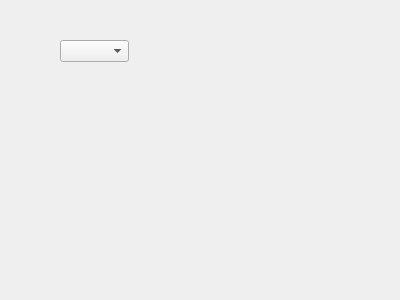
First picture: the form in f_lot.ui, repository expansia/PEAO, before the edit.
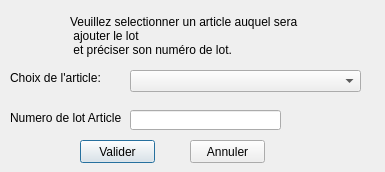
Second picture: the form after the edit.

```diff
--- a/f_lot.ui
+++ b/f_lot.ui
@@ -6,23 +6,112 @@
    <rect>
     <x>0</x>
     <y>0</y>
-    <width>400</width>
-    <height>300</height>
+    <width>385</width>
+    <height>172</height>
    </rect>
   </property>
+  <property name="minimumSize">
+   <size>
+    <width>385</width>
+    <height>172</height>
+   </size>
+  </property>
+  <property name="maximumSize">
+   <size>
+    <width>385</width>
+    <height>172</height>
+   </size>
+  </property>
   <property name="windowTitle">
    <string>Dialog</string>
   </property>
   <widget class="QComboBox" name="cbChoixArticle">
    <property name="geometry">
     <rect>
-     <x>60</x>
-     <y>40</y>
-     <width>69</width>
+     <x>130</x>
+     <y>70</y>
+     <width>231</width>
      <height>22</height>
     </rect>
    </property>
   </widget>
+  <widget class="QLabel" name="label">
+   <property name="geometry">
+    <rect>
+     <x>10</x>
+     <y>70</y>
+     <width>91</width>
+     <height>16</height>
+    </rect>
+   </property>
+   <property name="text">
+    <string>Choix de l'article:</string>
+   </property>
+  </widget>
+  <widget class="QLabel" name="label_2">
+   <property name="geometry">
+    <rect>
+     <x>10</x>
+     <y>110</y>
+     <width>111</width>
+     <height>16</height>
+    </rect>
+   </property>
+   <property name="text">
+    <string>Numero de lot Article:</string>
+   </property>
+  </widget>
+  <widget class="QLineEdit" name="leNumLotArticle">
+   <property name="geometry">
+    <rect>
+     <x>130</x>
+     <y>110</y>
+     <width>151</width>
+     <height>20</height>
+    </rect>
+   </property>
+  </widget>
+  <widget class="QLabel" name="label_3">
+   <property name="geometry">
+    <rect>
+     <x>70</x>
+     <y>10</y>
+     <width>231</width>
+     <height>51</height>
+    </rect>
+   </property>
+   <property name="text">
+    <string>Veuillez selectionner un article auquel sera
+ ajouter le lot
+ et préciser son numéro de lot.</string>
+   </property>
+  </widget>
+  <widget class="QPushButton" name="btValiderFormLot">
+   <property name="geometry">
+    <rect>
+     <x>80</x>
+     <y>140</y>
+     <width>75</width>
+     <height>23</height>
+    </rect>
+   </property>
+   <property name="text">
+    <string>Valider</string>
+   </property>
+  </widget>
+  <widget class="QPushButton" name="btAnnulerFormLot">
+   <property name="geometry">
+    <rect>
+     <x>190</x>
+     <y>140</y>
+     <width>75</width>
+     <height>23</height>
+    </rect>
+   </property>
+   <property name="text">
+    <string>Annuler</string>
+   </property>
+  </widget>
  </widget>
  <resources/>
  <connections/>
```
Left out of the diff: 2 changed lines with no effect on the pictures.
